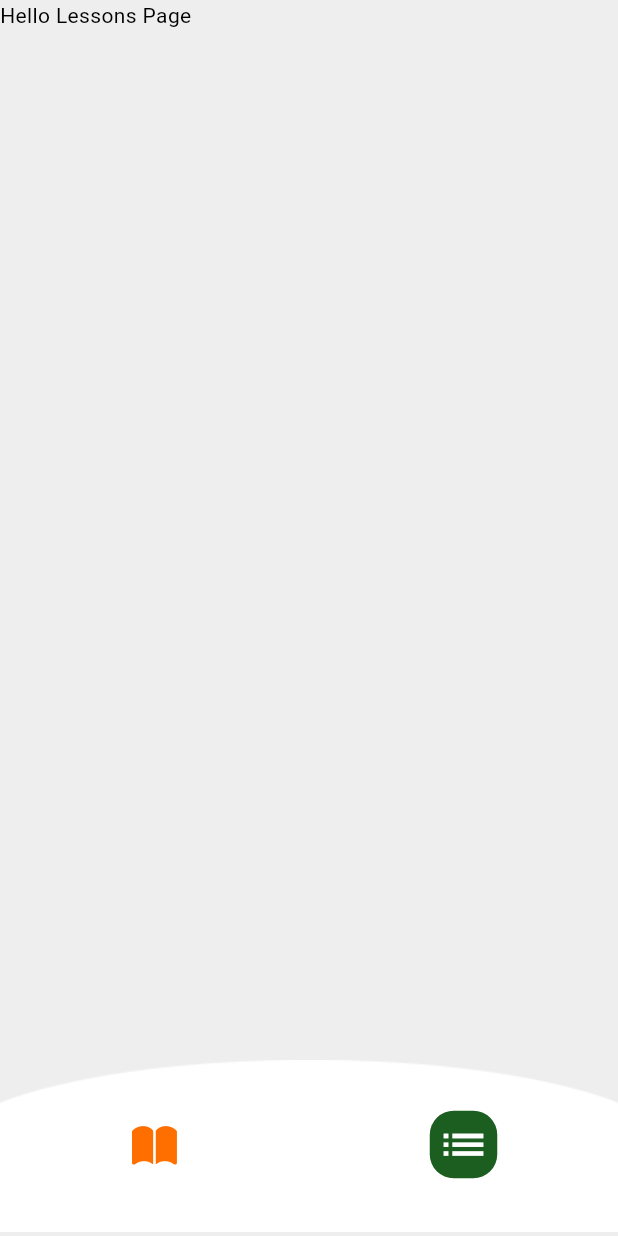
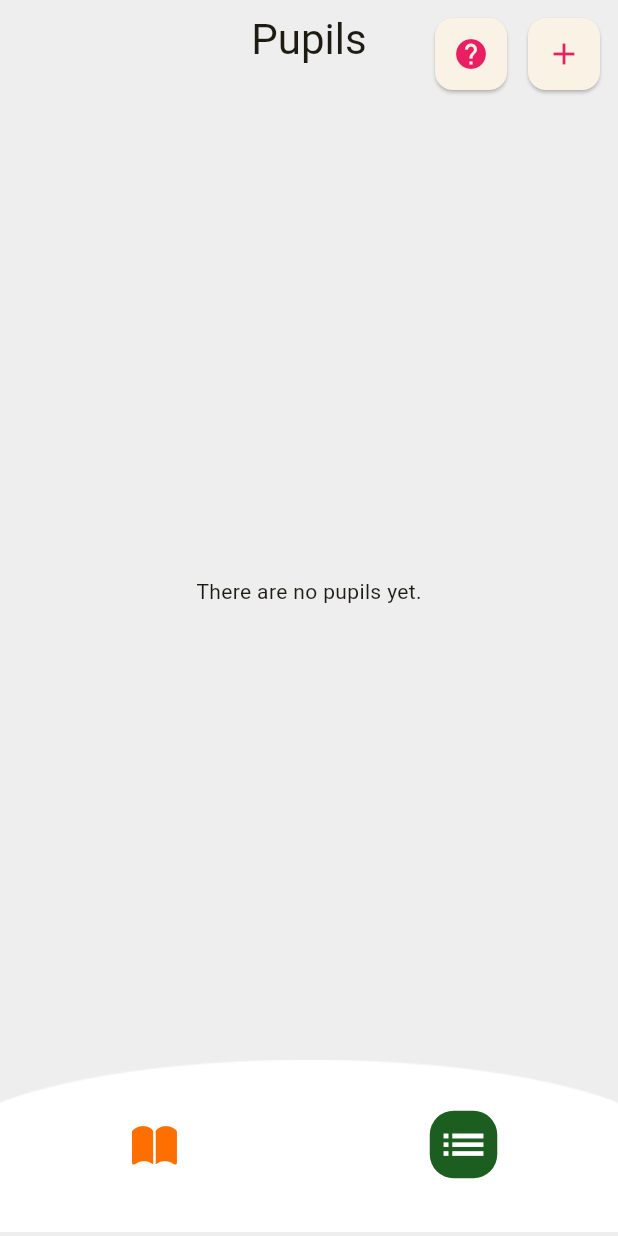
Before and after one commit to uchechi09/phonicsapp, a Flutter app: the HomePage screen opened directly, tab 2 chosen, on a phone screen of 412 x 824 dp. Run offline on Flutter 3.47's test engine with Material 3 defaults, Android fonts, the phone set to English and light mode, and no system bars; our stand-ins replace flutter_animate, google_fonts.

Commit message:
worked on the pupils page

```diff
--- a/lib/pages/home_page.dart
+++ b/lib/pages/home_page.dart
@@ -1,6 +1,6 @@
 import 'package:flutter/material.dart';
 import 'package:phonicsapp/pages/lessons_page.dart';
-import 'package:phonicsapp/pages/profile_page.dart';
+import 'package:phonicsapp/pages/pupils_page.dart';
 import 'package:phonicsapp/widgets/custom_tab_controller.dart';
 
 
@@ -27,7 +27,7 @@ class _HomePageState extends State<HomePage>
     return Scaffold(
       body: TabBarView(
         controller: tabController,
-        children: [LessonsPage(), ProfilePage()],
+        children: [LessonsPage(), PupilsPage()],
       ),
       bottomNavigationBar: CustomBottomNavigation(tabController: tabController,),
     );
--- /dev/null
+++ b/lib/pages/lesson_description_page.dart
@@ -0,0 +1,15 @@
+import 'package:flutter/material.dart';
+
+class LessonDescriptionPage extends StatefulWidget {
+  const LessonDescriptionPage({super.key});
+
+  @override
+  State<LessonDescriptionPage> createState() => _LessonDescriptionPageState();
+}
+
+class _LessonDescriptionPageState extends State<LessonDescriptionPage> {
+  @override
+  Widget build(BuildContext context) {
+    return Scaffold();
+  }
+}
--- a/lib/pages/profile_page.dart
+++ /dev/null
@@ -1,11 +0,0 @@
-
-import 'package:flutter/material.dart';
-
-class ProfilePage extends StatelessWidget {
-  const ProfilePage({super.key});
-
-  @override
-  Widget build(BuildContext context) {
-    return Text("Hello Lessons Page", style: TextStyle(color: Colors.black),);
-  }
-}
--- /dev/null
+++ b/lib/pages/pupils_page.dart
@@ -0,0 +1,61 @@
+import 'package:flutter/material.dart';
+
+class PupilsPage extends StatelessWidget {
+  const PupilsPage({super.key});
+
+  @override
+  Widget build(BuildContext context) {
+    return SafeArea(
+      child: Scaffold(
+        body: Column(
+          children: [
+            SizedBox(
+              child: Stack(
+                children: [
+                  Positioned(
+                    right: 0,
+                    top: 8,
+                    left: 0,
+                    child: Text(
+                      "Pupils",
+                      style: Theme.of(context).textTheme.headlineMedium,
+                      textAlign: TextAlign.center,
+                    ),
+                  ),
+
+                  Padding(
+                    padding: const EdgeInsets.only(right: 8.0, top: 8),
+                    child: Align(
+                      alignment: Alignment.topRight,
+                      child: Row(
+                       mainAxisSize: MainAxisSize.min,
+                        children: [
+                          Card(
+                            child: IconButton(
+                              onPressed: () {},
+                              icon: Icon(Icons.help, color: Colors.pink),
+                            ),
+                          ),
+                          SizedBox(width: 6),
+                          Card(
+                            child: IconButton(
+                              onPressed: () {},
+                              icon: Icon(Icons.add, color: Colors.pink),
+                            ),
+                          ),
+                        ],
+                      ),
+                    ),
+                  ),
+                ],
+              ),
+            ),
+            SizedBox(height: 320,),
+            Text("There are no pupils yet."),
+          ],
+
+        ),
+      ),
+    );
+  }
+}
--- a/lib/widgets/group_item.dart
+++ b/lib/widgets/group_item.dart
@@ -2,6 +2,7 @@ import 'package:flutter/material.dart';
 import 'package:google_fonts/google_fonts.dart';
 import 'package:phonicsapp/models/phonics_character.dart';
 import 'package:phonicsapp/models/phonics_group.dart';
+import 'package:phonicsapp/pages/lesson_description_page.dart';
 
 class GroupItem extends StatefulWidget {
   const GroupItem({super.key, required this.phonicsGroup, });
@@ -65,7 +66,13 @@ class _GroupItemState extends State<GroupItem> {
           crossAxisSpacing: 14,
         ),
         itemBuilder: (context, index) {
-          return Container(
+          return InkWell(
+            onTap: () {
+             Navigator.push(context, MaterialPageRoute(
+                builder: (context) => LessonDescriptionPage(),
+              ));
+            },
+            child: Container(
               decoration: BoxDecoration(
                 color: Colors.white,
                 borderRadius: BorderRadius.circular(16),
@@ -78,6 +85,7 @@ class _GroupItemState extends State<GroupItem> {
                     fontWeight: FontWeight.bold,fontSize: 32
                   ),
 
+                ),
               ),
             ),
           );
```
Lines whose indentation alone changed are shown as unchanged.
